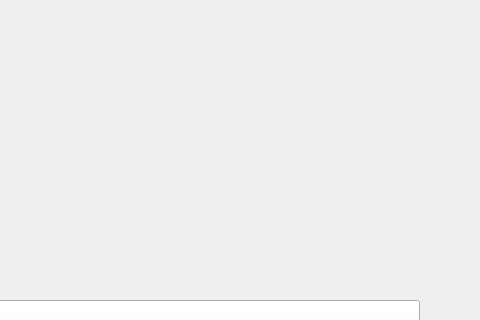
aSrki/Eurobot2024, file Robot/Python/run/screen3.ui: the form before one commit; both pictures show x 240 to 720 and y 0 to 320 of the 720 by 480 pixel window.
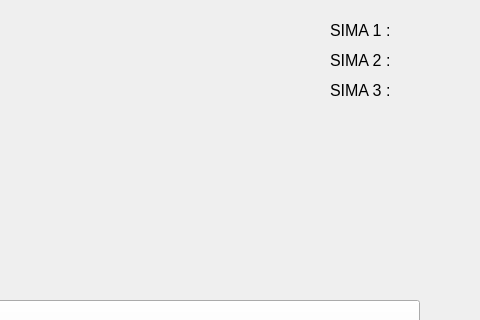
The form after the commit.

```diff
--- a/Robot/Python/run/screen3.ui
+++ b/Robot/Python/run/screen3.ui
@@ -67,6 +67,99 @@
     <string>TextLabel</string>
    </property>
   </widget>
+  <widget class="QLabel" name="sima_1_label">
+   <property name="geometry">
+    <rect>
+     <x>670</x>
+     <y>20</y>
+     <width>20</width>
+     <height>20</height>
+    </rect>
+   </property>
+   <property name="text">
+    <string> </string>
+   </property>
+  </widget>
+  <widget class="QLabel" name="sima_2_label">
+   <property name="geometry">
+    <rect>
+     <x>670</x>
+     <y>50</y>
+     <width>20</width>
+     <height>20</height>
+    </rect>
+   </property>
+   <property name="text">
+    <string> </string>
+   </property>
+  </widget>
+  <widget class="QLabel" name="sima_3_label">
+   <property name="geometry">
+    <rect>
+     <x>670</x>
+     <y>80</y>
+     <width>20</width>
+     <height>20</height>
+    </rect>
+   </property>
+   <property name="text">
+    <string> </string>
+   </property>
+  </widget>
+  <widget class="QLabel" name="sima_3_label_2">
+   <property name="geometry">
+    <rect>
+     <x>570</x>
+     <y>20</y>
+     <width>80</width>
+     <height>20</height>
+    </rect>
+   </property>
+   <property name="font">
+    <font>
+     <pointsize>12</pointsize>
+    </font>
+   </property>
+   <property name="text">
+    <string>SIMA 1 :</string>
+   </property>
+  </widget>
+  <widget class="QLabel" name="sima_3_label_3">
+   <property name="geometry">
+    <rect>
+     <x>570</x>
+     <y>50</y>
+     <width>80</width>
+     <height>20</height>
+    </rect>
+   </property>
+   <property name="font">
+    <font>
+     <pointsize>12</pointsize>
+    </font>
+   </property>
+   <property name="text">
+    <string>SIMA 2 :</string>
+   </property>
+  </widget>
+  <widget class="QLabel" name="sima_3_label_4">
+   <property name="geometry">
+    <rect>
+     <x>570</x>
+     <y>80</y>
+     <width>80</width>
+     <height>20</height>
+    </rect>
+   </property>
+   <property name="font">
+    <font>
+     <pointsize>12</pointsize>
+    </font>
+   </property>
+   <property name="text">
+    <string>SIMA 3 :</string>
+   </property>
+  </widget>
  </widget>
  <resources/>
  <connections/>
```
